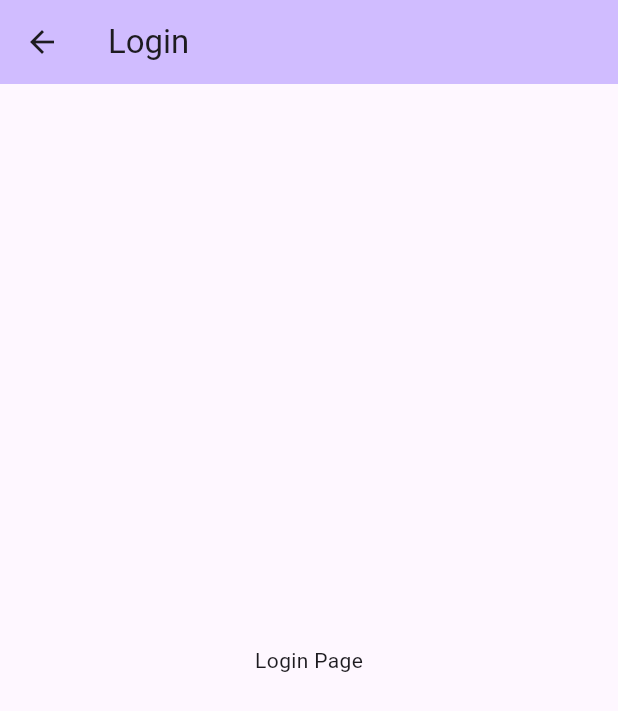
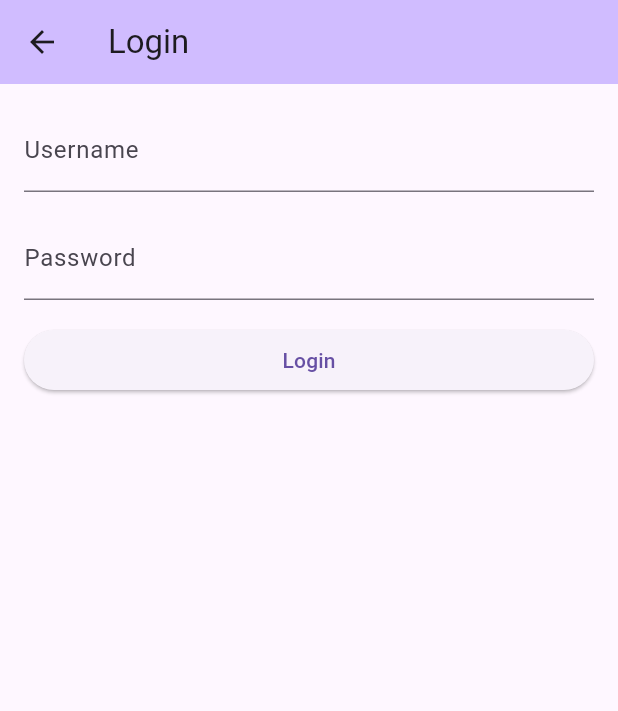
Before and after one commit to saroj1237/demo_flutter_app, a Flutter app: the LoginPage screen opened directly, on a phone screen of 412 x 824 dp. Shown: the top 711 px of the screen. Run offline on Flutter 3.47's test engine with Material 3 defaults, Android fonts, the phone set to English and light mode, and no system bars; our stand-ins replace dio, flutter_bloc, fpdart, freezed_annotation, get_it, go_router and 2 more; accounts and stored records are empty; generated files the repository leaves out were written again; statements that could not run were skipped.

Commit message:
routing, pages

```diff
--- a/lib/app/blocs/auth_cubit/auth_cubit.dart
+++ b/lib/app/blocs/auth_cubit/auth_cubit.dart
@@ -12,8 +12,9 @@ part 'auth_cubit.freezed.dart';
 class AuthCubit extends Cubit<AuthState> {
   final SharedPreferences sp;
   AuthCubit(this.sp) : super(const AuthState.initial());
-  void checkAuthStatus() {
-    final token = sp.getString('token');
+  Future<void> checkAuthStatus() async {
+    final token = await sp
+        .getString('token'); //Don't remove the await keyword, it's important :)
     if (token != null) {
       emit(const AuthState.authenticated());
     } else {
--- a/lib/bootstrap.dart
+++ b/lib/bootstrap.dart
@@ -30,7 +30,7 @@ Future<void> bootstrap(FutureOr<Widget> Function() builder) async {
   WidgetsFlutterBinding.ensureInitialized();
 
   // Configure dependencies
-  configureDependencies();
+ await configureDependencies();
 
   runApp(await builder());
 }
--- a/lib/core/dependency_injection/injection.dart
+++ b/lib/core/dependency_injection/injection.dart
@@ -15,7 +15,7 @@ final getIt = GetIt.instance;
   preferRelativeImports: true,
   asExtension: true,
 )
-void configureDependencies() => getIt.init();
+Future<void> configureDependencies() async =>  getIt.init();
 
 @module
 abstract class RegisterModule {
--- a/lib/core/exceptions/failures.dart
+++ b/lib/core/exceptions/failures.dart
@@ -1,13 +1,18 @@
-abstract class Failure {}
+abstract class Failure {
+  Failure([this.message = 'Error occurred']);
+  final String message;
+}
 
 // Failure for network errors
 class NetworkFailure implements Failure {
   NetworkFailure(this.message);
+  @override
   final String message;
 }
 
 // Failure for cache errors
 class CacheFailure implements Failure {
   CacheFailure(this.message);
+  @override
   final String message;
 }
--- a/lib/core/network/api_service.dart
+++ b/lib/core/network/api_service.dart
@@ -41,7 +41,7 @@ class ApiService {
     ProgressCallback? onReceiveProgress,
   }) async {
     try {
-      final response = await dio.get<Response<dynamic>>(uri,
+      final response = await dio.get(uri,
           cancelToken: cancelToken,
           onReceiveProgress: onReceiveProgress,
           options: options,
@@ -63,7 +63,7 @@ class ApiService {
     ProgressCallback? onReceiveProgress,
   }) async {
     try {
-      final response = await dio.post<Response<dynamic>>(uri,
+      final response = await dio.post(uri,
           data: data,
           onSendProgress: onSendProgress,
           cancelToken: cancelToken,
--- a/lib/core/router/routing.dart
+++ b/lib/core/router/routing.dart
@@ -1,48 +1,75 @@
+import 'package:demo_flutter_app/app/app.dart';
 import 'package:demo_flutter_app/app/blocs/auth_cubit/auth_cubit.dart';
-import 'package:demo_flutter_app/bootstrap.dart';
 import 'package:demo_flutter_app/core/dependency_injection/injection.dart';
+import 'package:demo_flutter_app/features/authentication/login/presentation/pages/login_page.dart';
+import 'package:demo_flutter_app/features/counter/counter.dart';
+import 'package:demo_flutter_app/features/home/home_view.dart';
+import 'package:demo_flutter_app/features/home/landing_page.dart';
 import 'package:dio/dio.dart';
 import 'package:flutter/material.dart';
 import 'package:flutter_bloc/flutter_bloc.dart';
 import 'package:go_router/go_router.dart';
 
-final _rootNavigatorKey = GlobalKey<NavigatorState>();
+final GlobalKey<NavigatorState> _rootNavigatorKey =
+    GlobalKey<NavigatorState>(debugLabel: 'root');
+
+final _shellNavigatorAKey = GlobalKey<NavigatorState>(debugLabel: 'home');
+final _shellNavigatorBKey = GlobalKey<NavigatorState>(debugLabel: 'counter');
 
 class AppRoutes {
-  static const home = '/';
+  static const initial = '/';
+  static const home = '/home';
   static const counter = '/counter';
   static const login = '/login';
 }
 
 GoRouter router = GoRouter(
+  debugLogDiagnostics: true, // Enable logging of diagnostics
   navigatorKey: _rootNavigatorKey,
+  initialLocation: AppRoutes.initial,
   routes: [
+    StatefulShellRoute.indexedStack(
+      parentNavigatorKey: _rootNavigatorKey,
+      builder: (context, state, navigationShell) {
+        return LandingPage(navigationShell: navigationShell);
+      },
+      branches: [
+        StatefulShellBranch(
+          routes: [
+            // HOME
+            GoRoute(
+              path: AppRoutes.home,
+              pageBuilder: (context, state) => const NoTransitionPage(
+                child: HomeView(),
+              ),
+            ),
+          ],
+        ),
+        // POSTS
+        StatefulShellBranch(
+          navigatorKey: _shellNavigatorBKey,
+          routes: [
+            GoRoute(
+              path: AppRoutes.counter,
+              pageBuilder: (context, state) {
+                return const NoTransitionPage(
+                  child: Center(child: CounterPage()),
+                );
+              },
+            ),
+          ],
+        ),
+      ],
+    ),
     GoRoute(
-      path: AppRoutes.home,
-      name: 'Home',
-      builder: (context, state) => Scaffold(
-        appBar: AppBar(
-          title: Text(getIt.get<Dio>().options.baseUrl),
-        ),
-      ),
+      path: AppRoutes.initial,
+      name: AppRoutes.initial,
+      builder: (context, state) => const SplashPage(),
     ),
     GoRoute(
       path: AppRoutes.login,
-      name: 'Login',
-      builder: (context, state) => Scaffold(
-        appBar: AppBar(
-          title: const Text('Login'),
-        ),
-        body: const Center(child: Text('Login Page')),
-      ),
+      name: AppRoutes.login,
+      builder: (context, state) => LoginPage(),
     ),
   ],
-  redirect: (context, state) {
-    final authState = context.watch<AuthCubit>().state;
-    return authState.when(
-      initial: () => null,
-      authenticated: () => AppRoutes.home,
-      unAuthenticated: () => AppRoutes.login,
-    );
-  },
 );
--- a/lib/features/authentication/login/data/data_source/local_data_source.dart
+++ b/lib/features/authentication/login/data/data_source/local_data_source.dart
@@ -1,5 +1,8 @@
+import 'package:injectable/injectable.dart';
+
 abstract class LocalDataSource {}
 
+@LazySingleton(as: LocalDataSource)
 class LocalDataSourceImpl implements LocalDataSource {
   LocalDataSourceImpl();
 }
--- a/lib/features/authentication/login/data/repository/login_repository_impl.dart
+++ b/lib/features/authentication/login/data/repository/login_repository_impl.dart
@@ -2,6 +2,7 @@ import 'package:demo_flutter_app/core/exceptions/failures.dart';
 import 'package:demo_flutter_app/core/exceptions/network_exceptions.dart';
 import 'package:demo_flutter_app/features/authentication/login/data/data_source/local_data_source.dart';
 import 'package:demo_flutter_app/features/authentication/login/data/data_source/remote_data_source.dart';
+import 'package:demo_flutter_app/features/authentication/login/domain/models/login_request.dart';
 import 'package:demo_flutter_app/features/authentication/login/domain/models/login_response.dart';
 import 'package:demo_flutter_app/features/authentication/login/domain/repository/login_repository.dart';
 import 'package:fpdart/fpdart.dart';
@@ -14,11 +15,10 @@ class LoginRepositoryImpl implements LoginRepository {
   final RemoteDataSource remoteDataSource;
   @override
   Future<Either<Failure, LoginResponse>> login(
-    String username,
-    String password,
+    LoginRequest request,
   ) async {
     try {
-      final loginResponse = await remoteDataSource.login(username, password);
+      final loginResponse = await remoteDataSource.login(request);
       return right(loginResponse);
     } catch (e) {
       return left(
--- a/lib/features/authentication/login/domain/models/login_request.dart
+++ b/lib/features/authentication/login/domain/models/login_request.dart
@@ -1,6 +1,7 @@
 import 'package:freezed_annotation/freezed_annotation.dart';
 
 part 'login_request.freezed.dart';
+part 'login_request.g.dart';
 
 @freezed
 class LoginRequest with _$LoginRequest {
@@ -9,4 +10,5 @@ class LoginRequest with _$LoginRequest {
     required String password,
   }) = _LoginRequest;
 
+  factory LoginRequest.fromJson(Map<String, dynamic> json) => _$LoginRequestFromJson(json);
 }
--- a/lib/features/authentication/login/domain/models/login_response.dart
+++ b/lib/features/authentication/login/domain/models/login_response.dart
@@ -1,13 +1,19 @@
 import 'package:freezed_annotation/freezed_annotation.dart';
 part 'login_response.freezed.dart';
 part 'login_response.g.dart';
-
 @freezed
 class LoginResponse with _$LoginResponse {
   const factory LoginResponse({
-    required String token,
+    required String accessToken,
+    required String refreshToken,
+    required int id,
+    required String username,
+    required String email,
+    required String firstName,
+    required String lastName,
+    required String gender,
+    required String image,
   }) = _LoginResponse;
 
-  factory LoginResponse.fromJson(Map<String, dynamic> json) =>
-      _$LoginResponseFromJson(json);
+  factory LoginResponse.fromJson(Map<String, dynamic> json) => _$LoginResponseFromJson(json);
 }
--- a/lib/features/authentication/login/domain/repository/login_repository.dart
+++ b/lib/features/authentication/login/domain/repository/login_repository.dart
@@ -1,8 +1,8 @@
 import 'package:demo_flutter_app/core/exceptions/failures.dart';
+import 'package:demo_flutter_app/features/authentication/login/domain/models/login_request.dart';
 import 'package:demo_flutter_app/features/authentication/login/domain/models/login_response.dart';
 import 'package:fpdart/fpdart.dart';
 
 abstract class LoginRepository {
-  Future<Either<Failure, LoginResponse>> login(
-      String username, String password);
+  Future<Either<Failure, LoginResponse>> login(LoginRequest request);
 }
--- a/lib/features/authentication/login/domain/usecases/login_usecase.dart
+++ b/lib/features/authentication/login/domain/usecases/login_usecase.dart
@@ -14,6 +14,6 @@ class LoginUseCase implements UseCase<LoginResponse, LoginRequest> {
 
   @override
   Future<Either<Failure, LoginResponse>> call(LoginRequest params) {
-    return loginRepository.login(params.username, params.password);
+    return loginRepository.login(params);
   }
 }
--- a/lib/features/authentication/login/presentation/pages/login_page.dart
+++ b/lib/features/authentication/login/presentation/pages/login_page.dart
@@ -1,10 +1,15 @@
 import 'package:demo_flutter_app/core/dependency_injection/injection.dart';
+import 'package:demo_flutter_app/core/router/routing.dart';
 import 'package:demo_flutter_app/features/authentication/login/presentation/login_bloc/login_bloc.dart';
 import 'package:flutter/material.dart';
 import 'package:flutter_bloc/flutter_bloc.dart';
+import 'package:go_router/go_router.dart';
 
 class LoginPage extends StatelessWidget {
-  const LoginPage({super.key});
+  LoginPage({super.key});
+  final usernameController = TextEditingController();
+  final passwordController = TextEditingController();
+  final _formKey = GlobalKey<FormState>();
 
   @override
   Widget build(BuildContext context) {
@@ -12,7 +17,66 @@ class LoginPage extends StatelessWidget {
       create: (context) => getIt<LoginBloc>(),
       child: Scaffold(
         appBar: AppBar(title: const Text('Login')),
-        body: const Center(child: Text('Login Page')),
+        body: BlocConsumer<LoginBloc, LoginState>(
+          listener: (context, state) {
+            state.maybeMap(
+              orElse: () {},
+              success: (state) {
+                ScaffoldMessenger.of(context).showSnackBar(
+                  SnackBar(
+                    content: Text('Welcome ${state.response.username}'),
+                  ),
+                );
+                context.go(AppRoutes.home);
+              },
+              failure: (state) {
+                ScaffoldMessenger.of(context).showSnackBar(
+                  SnackBar(
+                    content: Text(state.failure.message),
+                  ),
+                );
+              },
+            );
+          },
+          builder: (context, state) {
+            return Form(
+              key: _formKey,
+              child: ListView(
+                padding: const EdgeInsets.all(16),
+                children: [
+                  TextFormField(
+                    controller: usernameController,
+                    decoration: const InputDecoration(labelText: 'Username'),
+                    validator: (value) => value == null || value.isEmpty
+                        ? 'Username is required'
+                        : null,
+                  ),
+                  const SizedBox(height: 16),
+                  TextFormField(
+                    controller: passwordController,
+                    decoration: const InputDecoration(labelText: 'Password'),
+                    validator: (value) => value == null || value.isEmpty
+                        ? 'Password is required'
+                        : null,
+                  ),
+                  const SizedBox(height: 16),
+                  ElevatedButton(
+                    onPressed: () {
+                      if (!_formKey.currentState!.validate()) return;
+                      context.read<LoginBloc>().add(
+                            LoginEvent.login(
+                              username: usernameController.text.trim(),
+                              password: passwordController.text.trim(),
+                            ),
+                          );
+                    },
+                    child: const Text('Login'),
+                  ),
+                ],
+              ),
+            );
+          },
+        ),
       ),
     );
   }
```
Also changed, not shown: lib/app/view/app.dart (+33 -7 lines), lib/core/exceptions/network_exceptions.dart (+6 -5 lines), lib/features/authentication/login/data/data_source/remote_data_source.dart (+7 -3 lines), lib/features/home/home_view.dart (added, +15 -0 lines), lib/features/home/landing_page.dart (added, +43 -0 lines), lib/core/dependency_injection/injection.config.dart, lib/features/authentication/login/domain/models/login_request.freezed.dart, lib/features/authentication/login/domain/models/login_request.g.dart (added), lib/features/authentication/login/domain/models/login_response.freezed.dart, lib/features/authentication/login/domain/models/login_response.g.dart.
